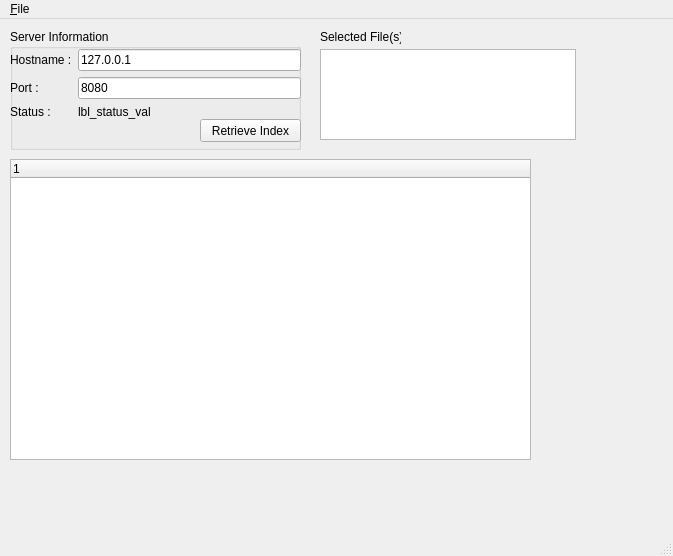
Before: the Qt Designer form gui/client_form.ui in jordsti/sufs, drawn with Qt 5.
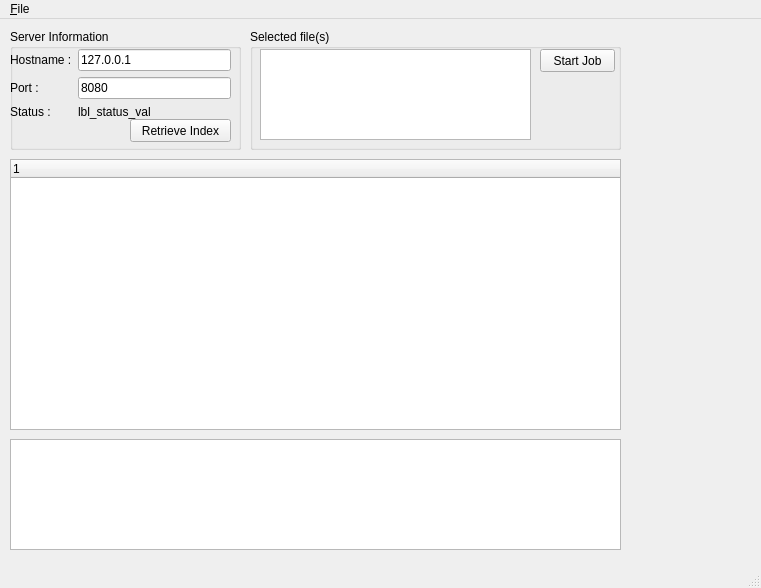
After: the same form once the commit is applied.

Commit message: file receiving working 	modified:   .gitignore 	modified:   client_gui.py 	new file:   client_job.py 	modified:   client_request.py 	modified:   entry_tree.py 	modified:   gui/client_form.py 	modified:   gui/client_form.ui 	modified:   server.py

The edit to the form file:
```diff
--- a/gui/client_form.ui
+++ b/gui/client_form.ui
@@ -6,8 +6,8 @@
    <rect>
     <x>0</x>
     <y>0</y>
-    <width>673</width>
-    <height>556</height>
+    <width>761</width>
+    <height>588</height>
    </rect>
   </property>
   <property name="windowTitle">
@@ -19,7 +19,7 @@
      <rect>
       <x>10</x>
       <y>10</y>
-      <width>291</width>
+      <width>231</width>
       <height>121</height>
      </rect>
     </property>
@@ -34,7 +34,7 @@
       <rect>
        <x>0</x>
        <y>20</y>
-       <width>291</width>
+       <width>221</width>
        <height>71</height>
       </rect>
      </property>
@@ -89,7 +89,7 @@
     <widget class="QPushButton" name="btn_get_index">
      <property name="geometry">
       <rect>
-       <x>190</x>
+       <x>120</x>
        <y>90</y>
        <width>101</width>
        <height>23</height>
@@ -105,8 +105,8 @@
      <rect>
       <x>10</x>
       <y>140</y>
-      <width>521</width>
-      <height>301</height>
+      <width>611</width>
+      <height>271</height>
      </rect>
     </property>
     <column>
@@ -115,26 +115,49 @@
      </property>
     </column>
    </widget>
-   <widget class="QLabel" name="lbl_selected_files">
+   <widget class="QGroupBox" name="gb_job">
     <property name="geometry">
      <rect>
-      <x>320</x>
+      <x>250</x>
       <y>10</y>
-      <width>81</width>
-      <height>16</height>
+      <width>371</width>
+      <height>121</height>
      </rect>
     </property>
-    <property name="text">
-     <string>Selected File(s)</string>
+    <property name="title">
+     <string>Selected file(s)</string>
     </property>
+    <widget class="QListWidget" name="lw_selected_files">
+     <property name="geometry">
+      <rect>
+       <x>10</x>
+       <y>20</y>
+       <width>271</width>
+       <height>91</height>
+      </rect>
+     </property>
+    </widget>
+    <widget class="QPushButton" name="btn_start_job">
+     <property name="geometry">
+      <rect>
+       <x>290</x>
+       <y>20</y>
+       <width>75</width>
+       <height>23</height>
+      </rect>
+     </property>
+     <property name="text">
+      <string>Start Job</string>
+     </property>
+    </widget>
    </widget>
-   <widget class="QListWidget" name="lw_selected_files">
+   <widget class="QTableWidget" name="tbl_jobs">
     <property name="geometry">
      <rect>
-      <x>320</x>
-      <y>30</y>
-      <width>256</width>
-      <height>91</height>
+      <x>10</x>
+      <y>420</y>
+      <width>611</width>
+      <height>111</height>
      </rect>
     </property>
    </widget>
@@ -144,7 +167,7 @@
     <rect>
      <x>0</x>
      <y>0</y>
-     <width>673</width>
+     <width>761</width>
      <height>21</height>
     </rect>
    </property>
```
Left out of the diff: 7 changed lines with no effect on the pictures. The commit also changes 7 other files.
